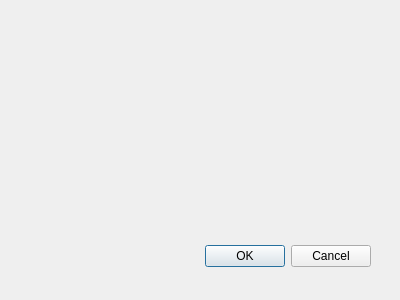
Before: the Qt Designer form qtgui/settingdialog.ui in vk-lang-cpp/andeme, drawn with Qt 5.
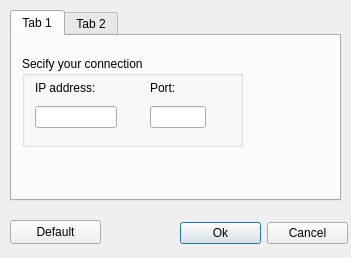
After: the same form once the commit is applied. The open tabs and pages were chosen to show the change.

Commit message: work at *settings

```diff
--- a/qtgui/settingdialog.ui
+++ b/qtgui/settingdialog.ui
@@ -8,27 +8,233 @@
    <rect>
     <x>0</x>
     <y>0</y>
-    <width>400</width>
-    <height>300</height>
+    <width>351</width>
+    <height>258</height>
    </rect>
   </property>
   <property name="windowTitle">
    <string>Dialog</string>
   </property>
-  <widget name="buttonBox" class="QDialogButtonBox">
+  <widget class="QTabWidget" name="tabWidget">
    <property name="geometry">
     <rect>
-     <x>30</x>
-     <y>240</y>
-     <width>341</width>
-     <height>32</height>
+     <x>10</x>
+     <y>10</y>
+     <width>331</width>
+     <height>191</height>
     </rect>
    </property>
-   <property name="orientation">
-    <enum>Qt::Horizontal</enum>
+   <property name="tabletTracking">
+    <bool>false</bool>
    </property>
-   <property name="standardButtons">
-    <set>QDialogButtonBox::Cancel|QDialogButtonBox::Ok</set>
+   <property name="currentIndex">
+    <number>1</number>
+   </property>
+   <widget class="QWidget" name="setting1">
+    <attribute name="title">
+     <string>Tab 1</string>
+    </attribute>
+    <widget class="QGroupBox" name="groupBox">
+     <property name="geometry">
+      <rect>
+       <x>10</x>
+       <y>20</y>
+       <width>221</width>
+       <height>91</height>
+      </rect>
+     </property>
+     <property name="title">
+      <string>Secify your connection</string>
+     </property>
+     <widget class="QWidget" name="layoutWidget">
+      <property name="geometry">
+       <rect>
+        <x>10</x>
+        <y>20</y>
+        <width>191</width>
+        <height>52</height>
+       </rect>
+      </property>
+      <layout class="QGridLayout" name="gridLayout_3">
+       <item row="0" column="2">
+        <layout class="QVBoxLayout" name="verticalLayout">
+         <property name="sizeConstraint">
+          <enum>QLayout::SetMinimumSize</enum>
+         </property>
+         <item>
+          <widget class="QLabel" name="port_lbl">
+           <property name="text">
+            <string>Port:</string>
+           </property>
+          </widget>
+         </item>
+         <item>
+          <widget class="QLineEdit" name="Port">
+           <property name="enabled">
+            <bool>true</bool>
+           </property>
+           <property name="text">
+            <string/>
+           </property>
+           <property name="maxLength">
+            <number>6</number>
+           </property>
+           <property name="clearButtonEnabled">
+            <bool>false</bool>
+           </property>
+          </widget>
+         </item>
+        </layout>
+       </item>
+       <item row="0" column="1">
+        <spacer name="horizontalSpacer">
+         <property name="orientation">
+          <enum>Qt::Horizontal</enum>
+         </property>
+         <property name="sizeHint" stdset="0">
+          <size>
+           <width>80</width>
+           <height>20</height>
+          </size>
+         </property>
+        </spacer>
+       </item>
+       <item row="0" column="0">
+        <layout class="QGridLayout" name="gridLayout_2">
+         <item row="0" column="1">
+          <widget class="QLabel" name="IPlbl">
+           <property name="text">
+            <string>IP address:</string>
+           </property>
+          </widget>
+         </item>
+         <item row="1" column="1">
+          <widget class="QLineEdit" name="IpAddress">
+           <property name="text">
+            <string/>
+           </property>
+           <property name="maxLength">
+            <number>15</number>
+           </property>
+          </widget>
+         </item>
+         <item row="0" column="0">
+          <spacer name="horizontalSpacer_3">
+           <property name="orientation">
+            <enum>Qt::Horizontal</enum>
+           </property>
+           <property name="sizeHint" stdset="0">
+            <size>
+             <width>30</width>
+             <height>20</height>
+            </size>
+           </property>
+          </spacer>
+         </item>
+        </layout>
+       </item>
+       <item row="0" column="3">
+        <spacer name="horizontalSpacer_2">
+         <property name="orientation">
+          <enum>Qt::Horizontal</enum>
+         </property>
+         <property name="sizeHint" stdset="0">
+          <size>
+           <width>70</width>
+           <height>20</height>
+          </size>
+         </property>
+        </spacer>
+       </item>
+      </layout>
+     </widget>
+    </widget>
+   </widget>
+   <widget class="QWidget" name="setting2">
+    <attribute name="title">
+     <string>Tab 2</string>
+    </attribute>
+    <widget class="QGroupBox" name="groupBox_2">
+     <property name="geometry">
+      <rect>
+       <x>10</x>
+       <y>20</y>
+       <width>171</width>
+       <height>81</height>
+      </rect>
+     </property>
+     <property name="title">
+      <string>GroupBox</string>
+     </property>
+     <widget class="QWidget" name="layoutWidget">
+      <property name="geometry">
+       <rect>
+        <x>10</x>
+        <y>20</y>
+        <width>118</width>
+        <height>46</height>
+       </rect>
+      </property>
+      <layout class="QGridLayout" name="gridLayout_4">
+       <item row="0" column="0">
+        <widget class="QLabel" name="username_lbl">
+         <property name="text">
+          <string>username</string>
+         </property>
+        </widget>
+       </item>
+       <item row="1" column="0">
+        <widget class="QLineEdit" name="Usename_edit">
+         <property name="text">
+          <string/>
+         </property>
+         <property name="maxLength">
+          <number>20</number>
+         </property>
+        </widget>
+       </item>
+      </layout>
+     </widget>
+    </widget>
+   </widget>
+  </widget>
+  <widget class="QWidget" name="layoutWidget">
+   <property name="geometry">
+    <rect>
+     <x>180</x>
+     <y>220</y>
+     <width>168</width>
+     <height>26</height>
+    </rect>
+   </property>
+   <layout class="QGridLayout" name="gridLayout">
+    <item row="0" column="0">
+     <widget class="QPushButton" name="OKbutton">
+      <property name="text">
+       <string>Ok</string>
+      </property>
+     </widget>
+    </item>
+    <item row="0" column="1">
+     <widget class="QPushButton" name="CnclButton">
+      <property name="text">
+       <string>Cancel</string>
+      </property>
+     </widget>
+    </item>
+   </layout>
+  </widget>
+  <widget class="QPushButton" name="defaultButton">
+   <property name="geometry">
+    <rect>
+     <x>10</x>
+     <y>220</y>
+     <width>91</width>
+     <height>24</height>
+    </rect>
+   </property>
+   <property name="text">
+    <string>Default</string>
    </property>
   </widget>
  </widget>
```
Left out of the diff: 44 changed lines with no effect on the pictures. The commit also changes 4 other files.
